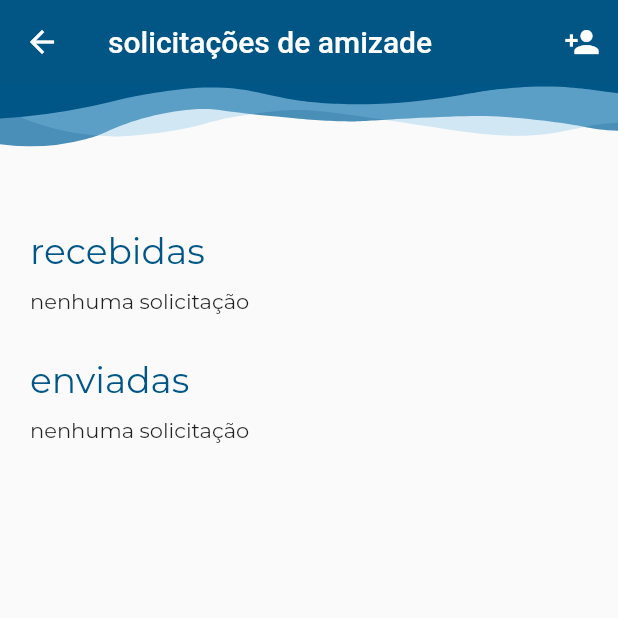
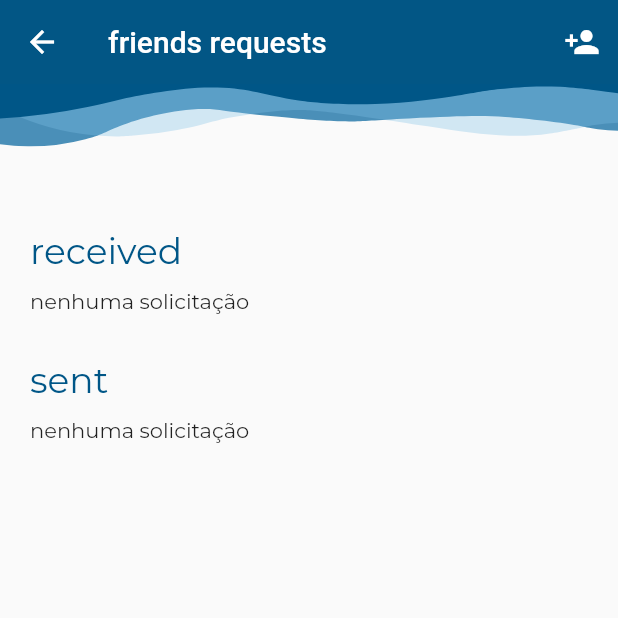
Before and after one commit to edionay/aguinha, a Flutter app: the FriendsScreen screen opened by its route, on a phone screen of 412 x 824 dp, the top half of it. Run offline on Flutter 3.47's test engine with Material 2 defaults, Android fonts, the phone set to English and light mode, and no system bars; our stand-ins replace cloud_firestore, cloud_functions, firebase_auth, firebase_core, firebase_messaging, flutter_local_notifications and 5 more; accounts and stored records are empty; generated files the repository leaves out were written again.

Commit message:
Translate friends screen

```diff
--- a/lib/screens/friends_screen.dart
+++ b/lib/screens/friends_screen.dart
@@ -11,6 +11,7 @@ import 'package:flutter/services.dart';
 import 'package:flutter_svg/flutter_svg.dart';
 
 import 'add_friend_screen.dart';
+import 'package:aguinha/common.dart';
 import 'error_screen.dart';
 import 'login_screen.dart';
 
@@ -23,7 +24,7 @@ class FriendsScreen extends StatelessWidget {
     return SafeArea(
       child: Scaffold(
         appBar: AppBar(
-          title: Text('solicitações de amizade'),
+          title: Text(AppLocalizations.of(context)!.friendsRequests),
           backgroundColor: kPrimaryColor,
           elevation: 0,
           actions: [
@@ -50,7 +51,7 @@ class FriendsScreen extends StatelessWidget {
               child: Column(
                 crossAxisAlignment: CrossAxisAlignment.start,
                 children: [
-                  Subtitle(title: 'recebidas'),
+                  Subtitle(title: AppLocalizations.of(context)!.received),
                   SizedBox(
                     height: kDefaultPadding,
                   ),
@@ -92,7 +93,7 @@ class FriendsScreen extends StatelessWidget {
                   SizedBox(
                     height: kDefaultPadding * 3,
                   ),
-                  Subtitle(title: 'enviadas'),
+                  Subtitle(title: AppLocalizations.of(context)!.sent),
                   SizedBox(
                     height: kDefaultPadding,
                   ),
@@ -231,7 +232,7 @@ class ReceivedRequestTile extends StatelessWidget {
             await API.acceptFriendshipRequest(requester);
           } catch (error) {
             final errorSnackBar = SnackBar(
-                content: Text('não foi possível aceitar a solicitação'));
+                content: Text(AppLocalizations.of(context)!.unknownError));
             ScaffoldMessenger.of(context).showSnackBar(errorSnackBar);
           }
         }
```
Also changed, not shown: lib/l10n/app_en.arb (+12 -1 lines), lib/l10n/app_pt.arb (+12 -1 lines).
